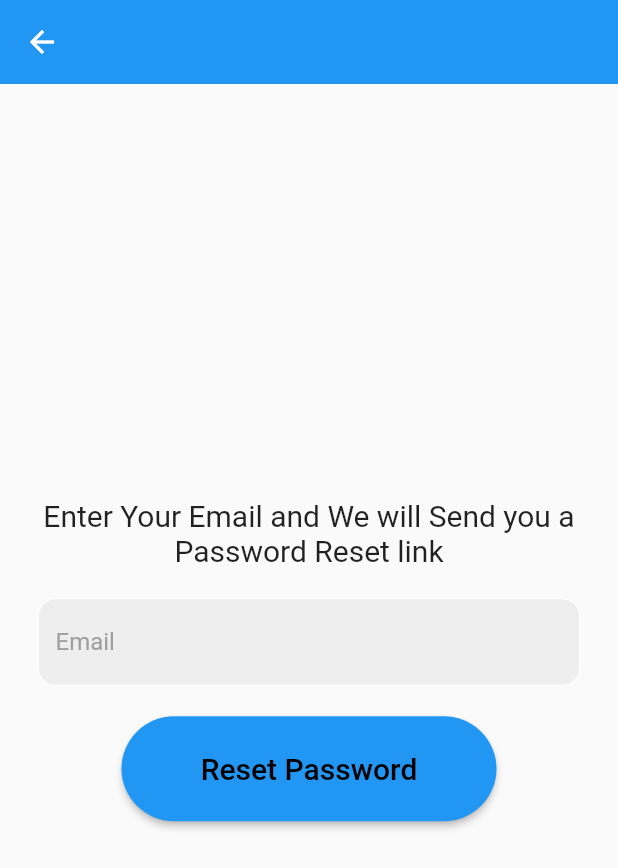
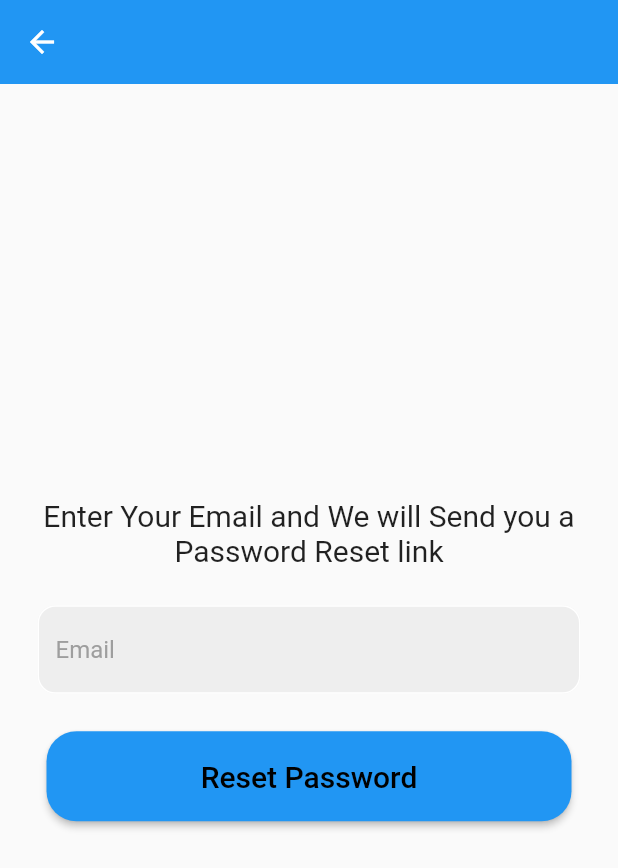
Before and after one commit to Purushothaman06/Odigan, a Flutter app: the ForgotPasswordPage screen opened directly, on a phone screen of 412 x 824 dp. Shown: the top 868 px of the screen. Run offline on Flutter 3.47's test engine with Material 2 defaults, Android fonts, the phone set to English and light mode, and no system bars; our stand-ins replace firebase_auth, firebase_core, flutter_tts, google_sign_in, qr_flutter; missing offline and left inert: qr_code_scanner; accounts and stored records are empty.

Commit message:
change reset password button

```diff
--- a/lib/pages/forgot_pwd_page.dart
+++ b/lib/pages/forgot_pwd_page.dart
@@ -55,7 +55,7 @@ class _ForgotPasswordPageState extends State<ForgotPasswordPage> {
           ),
           // email textfield
 
-          const SizedBox(height: 20),
+          const SizedBox(height: 25),
 
           MyTextField(
             controller: _emailController,
@@ -63,7 +63,7 @@ class _ForgotPasswordPageState extends State<ForgotPasswordPage> {
             obscureText: false,
           ),
 
-          const SizedBox(height: 20),
+          const SizedBox(height: 25),
 
           ElevatedButton(
             onPressed: passwordReset,
@@ -75,9 +75,9 @@ class _ForgotPasswordPageState extends State<ForgotPasswordPage> {
               ),
             ),
             style: ElevatedButton.styleFrom(
-                minimumSize: Size(250, 70),
+                minimumSize: Size(350, 60),
                 shape: RoundedRectangleBorder(
-                  borderRadius: BorderRadius.circular(50),
+                  borderRadius: BorderRadius.circular(20),
                 ),
               ),
           )
--- a/pubspec.yaml
+++ b/pubspec.yaml
@@ -41,6 +41,8 @@ dependencies:
   qr_flutter: ^4.0.0
   qr_code_scanner: ^1.0.1
   google_sign_in: ^6.0.2
+  firebase_auth_mocks: ^0.11.0
+  mockito: ^5.4.0
 
 dev_dependencies:
   flutter_test:
```
Also changed, not shown: pubspec.lock.
